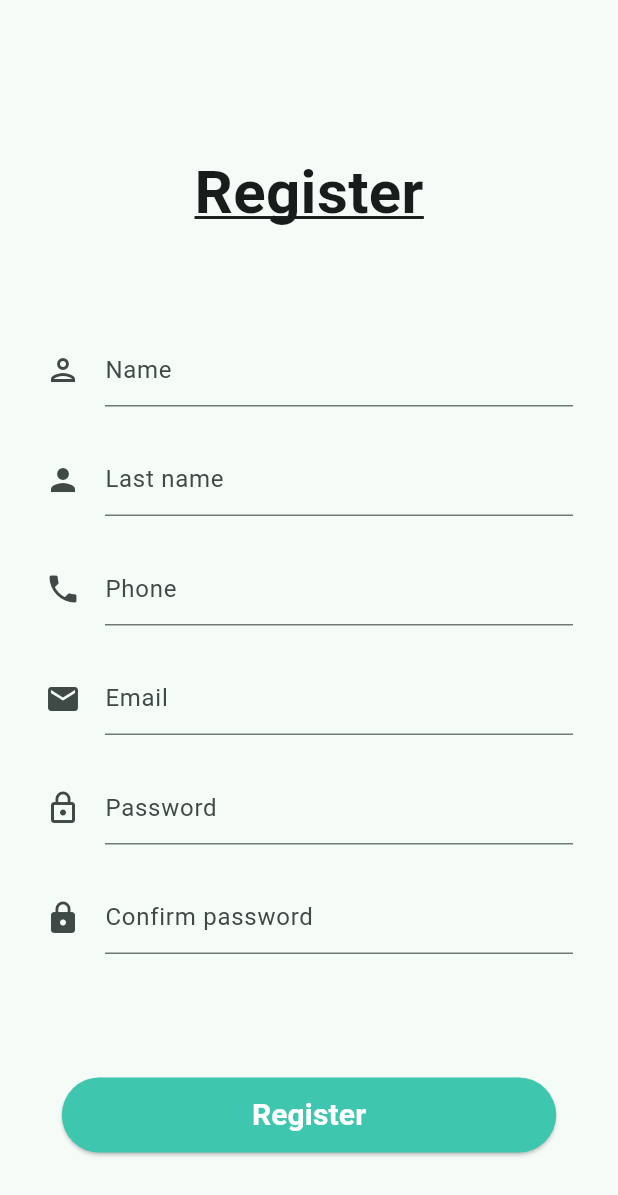
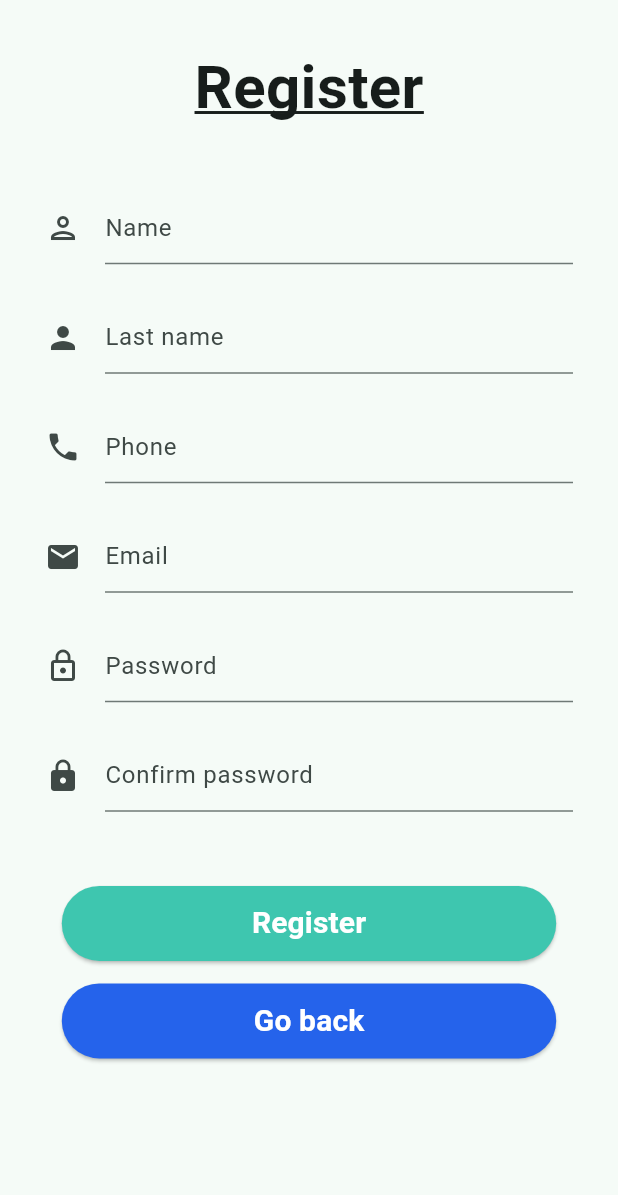
Before and after one commit to jorchrbc/marketplace, a Flutter app: the RegisterScreen screen opened directly, on a phone screen of 412 x 824 dp. Shown: the top 1195 px of the screen. Run offline on Flutter 3.47's test engine with Material 3 defaults, Android fonts, the phone set to English and light mode, and no system bars; our stand-ins replace go_router; accounts and stored records are empty.

Commit message:
Add Go Back button in RegisterScreen

```diff
--- a/lib/main.dart
+++ b/lib/main.dart
@@ -23,7 +23,8 @@ class MyApp extends StatelessWidget {
         theme: ThemeData(
           colorScheme: ColorScheme.fromSeed(
             seedColor: const Color(0xFF3EC6AF),
-            primary: const Color(0xFF3EC6AF)
+            primary: const Color(0xFF3EC6AF),
+            inversePrimary: const Color(0xFF2563EB)
           ),
         ),
       ),
--- a/lib/presentation/screens/register.dart
+++ b/lib/presentation/screens/register.dart
@@ -1,7 +1,7 @@
 import 'package:flutter/material.dart';
 import 'package:provider/provider.dart';
 import 'package:marketplace/presentation/providers/register_provider.dart';
-import 'package:marketplace/presentation/widgets/register/custom_text_form_field.dart';
+import 'package:marketplace/presentation/widgets/register/register_widgets.dart';
 
 class RegisterScreen extends StatelessWidget{
   const RegisterScreen({super.key});
@@ -18,7 +18,7 @@ class _RegisterView extends StatelessWidget{
   @override
   Widget build(BuildContext context){
     return SingleChildScrollView(
-      padding: const EdgeInsets.symmetric(horizontal: 30, vertical: 100),
+      padding: const EdgeInsets.symmetric(horizontal: 30, vertical: 30),
       child: Column(
         children: [
           Text(
@@ -29,7 +29,7 @@ class _RegisterView extends StatelessWidget{
               fontSize: 40
             )
           ),
-          SizedBox(height: MediaQuery.of(context).size.height*0.08),
+          SizedBox(height: MediaQuery.of(context).size.height*0.05),
           _RegisterForm(),
 
         ]
@@ -134,11 +134,8 @@ class _RegisterFormState extends State<_RegisterForm>{
               return null;
             },
           ),
-          SizedBox(height: MediaQuery.of(context).size.height*0.1),
-          SizedBox(
-            width: MediaQuery.of(context).size.width * 0.8,
-              height: 50,
-              child: ElevatedButton(
+          SizedBox(height: MediaQuery.of(context).size.height*0.06),
+          CustomElevatedButton(
             onPressed: (){
               if(registerProvider.validateUser()){
                 registerProvider.saveUser();
@@ -147,22 +144,16 @@ class _RegisterFormState extends State<_RegisterForm>{
                 );
               }
             },
-                style: ElevatedButton.styleFrom(
-                backgroundColor: Theme.of(context).colorScheme.primary,
-                shape: RoundedRectangleBorder(
-                  borderRadius: BorderRadius.circular(30),
-                )
+            text: 'Register',
           ),
-              child: Text(
-                'Register',
-                style: TextStyle(
-                  color: Colors.white,
-                  fontWeight: FontWeight.bold,
-                  fontSize: 20
-                )
-              )
+          SizedBox(height: 15),
+          CustomElevatedButton(
+            onPressed: (){
+              //context.push('/login');
+            },
+            text: 'Go back',
+            color: Theme.of(context).colorScheme.inversePrimary,
           ),
-          )
         ]
       )
     );
--- /dev/null
+++ b/lib/presentation/widgets/register/custom_elevated_button.dart
@@ -0,0 +1,33 @@
+import 'package:flutter/material.dart';
+
+class CustomElevatedButton extends StatelessWidget{
+  final VoidCallback? onPressed;
+  final String? text;
+  final Color? color;
+  CustomElevatedButton({this.onPressed, this.text, this.color});
+
+  @override
+  Widget build(BuildContext context){
+    return SizedBox(
+      width: MediaQuery.of(context).size.width * 0.8,
+      height: 50,
+      child: ElevatedButton(
+        onPressed: onPressed,
+        style: ElevatedButton.styleFrom(
+          backgroundColor: color ?? Theme.of(context).colorScheme.primary,
+          shape: RoundedRectangleBorder(
+            borderRadius: BorderRadius.circular(30),
+          )
+        ),
+        child: Text(
+          text ?? 'Testing',
+          style: TextStyle(
+            color: Colors.white,
+            fontWeight: FontWeight.bold,
+            fontSize: 20
+          )
+        )
+      ),
+    );
+  }
+}
--- /dev/null
+++ b/lib/presentation/widgets/register/register_widgets.dart
@@ -0,0 +1,2 @@
+export 'custom_text_form_field.dart';
+export 'custom_elevated_button.dart';
```
Also changed, not shown: lib/presentation/widgets/register/text_field.dart (deleted), lib/presentation/widgets/register/title.dart (deleted). Lines whose indentation alone changed are shown as unchanged.
